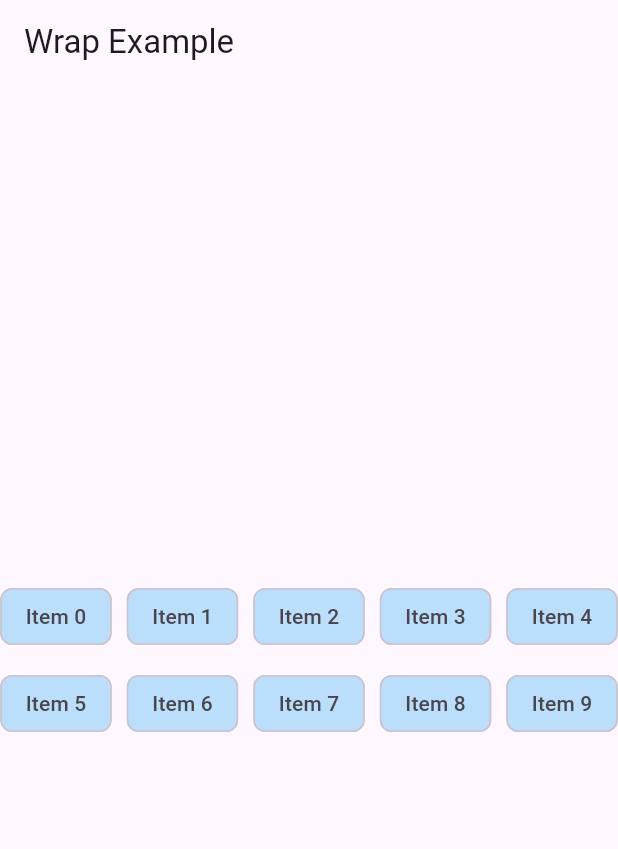
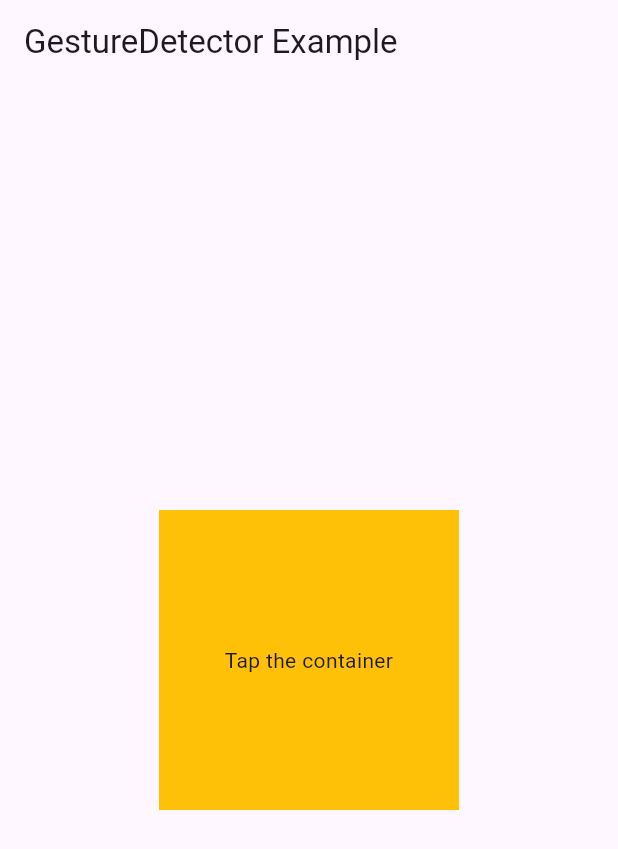
Before and after one commit to sahebbali/Flutter, a Flutter app: the screen it shows after launch, on a phone screen of 412 x 824 dp. Shown: the top 849 px of the screen. Run offline on Flutter 3.47's test engine with Material 3 defaults, Android fonts, the phone set to English and light mode, and no system bars.

Commit message:
add GestureDetector

```diff
--- a/lib/main.dart
+++ b/lib/main.dart
@@ -5,20 +5,45 @@ void main() => runApp(MyApp());
 class MyApp extends StatelessWidget {
   @override
   Widget build(BuildContext context) {
-    return MaterialApp(
-      debugShowCheckedModeBanner: false,
-      home: Scaffold(
-        appBar: AppBar(title: Text("Wrap Example")),
-        body: Center(
-          child: Wrap(
-            spacing: 10, // space between items horizontally
-            runSpacing: 10, // space between lines vertically
-            children: List.generate(10, (index) {
-              return Chip(
-                label: Text('Item $index'),
-                backgroundColor: Colors.blue.shade100,
-              );
-            }),
+    return MaterialApp(home: GestureExample());
+  }
+}
+
+class GestureExample extends StatefulWidget {
+  @override
+  _GestureExampleState createState() => _GestureExampleState();
+}
+
+class _GestureExampleState extends State<GestureExample> {
+  String _message = 'Tap the container';
+
+  @override
+  Widget build(BuildContext context) {
+    return Scaffold(
+      appBar: AppBar(title: Text("GestureDetector Example")),
+      body: Center(
+        child: GestureDetector(
+          onTap: () {
+            setState(() {
+              _message = "Container Tapped!";
+            });
+          },
+          onDoubleTap: () {
+            setState(() {
+              _message = "Double Tapped!";
+            });
+          },
+          onLongPress: () {
+            setState(() {
+              _message = "Long Pressed!";
+            });
+          },
+          child: Container(
+            width: 200,
+            height: 200,
+            color: Colors.amber,
+            alignment: Alignment.center,
+            child: Text(_message, textAlign: TextAlign.center),
           ),
         ),
       ),
```
